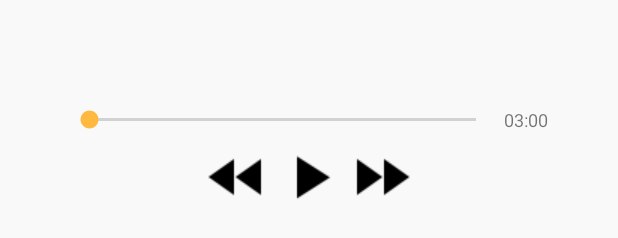
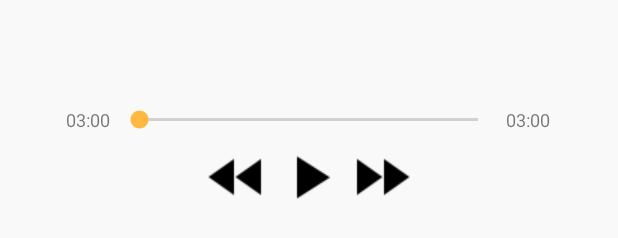
Before and after one commit to 2018STCapstonD/MIDI, an Android app: the layout activity_2.xml on its own in the app's theme, with its tools: preview values and no code run, on a phone screen of 412 x 824 dp. Shown: the part 858-1096 px from the top of the screen. Run offline under Robolectric (Android 15) with nearby library versions, the phone set to English and light mode, and no system bars.

Commit message:
tab2현재재생음악길이추가

```diff
--- a/Client/Midi/app/src/main/res/layout/activity_2.xml
+++ b/Client/Midi/app/src/main/res/layout/activity_2.xml
@@ -49,10 +49,18 @@
             android:layout_gravity="center"
             android:paddingBottom="5dp"
             android:orientation="horizontal">
+            <TextView
+                android:id="@+id/currentDuration"
+                android:layout_width="35dp"
+                android:layout_height="match_parent"
+                android:layout_gravity="right"
+                android:gravity="center"
+                android:text="03:00"
+                android:textSize="12sp" />
 
             <SeekBar
                 android:id="@+id/seekbar"
-                android:layout_width="290dp"
+                android:layout_width="258dp"
                 android:layout_height="wrap_content" />
             <TextView
                 android:id="@+id/duration"
```
Also changed, not shown: Client/Midi/app/src/main/java/com/midi/midi/Tab2.java (+11 -4 lines).
